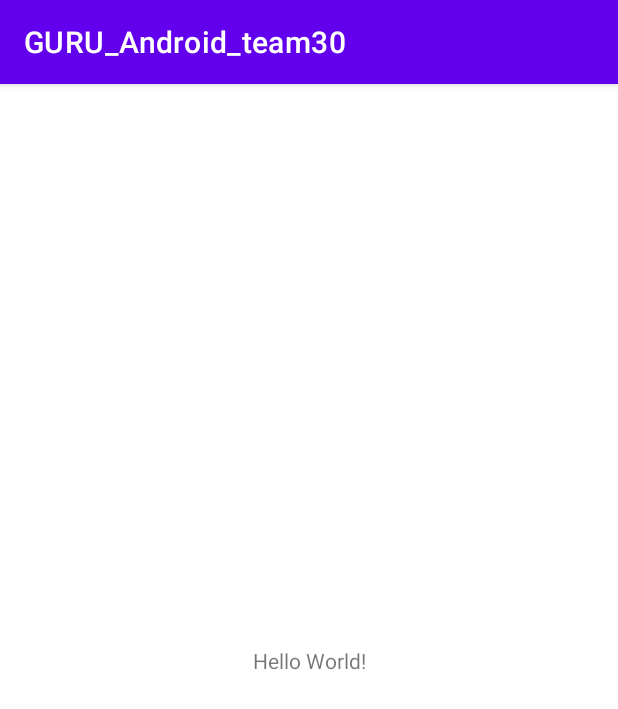
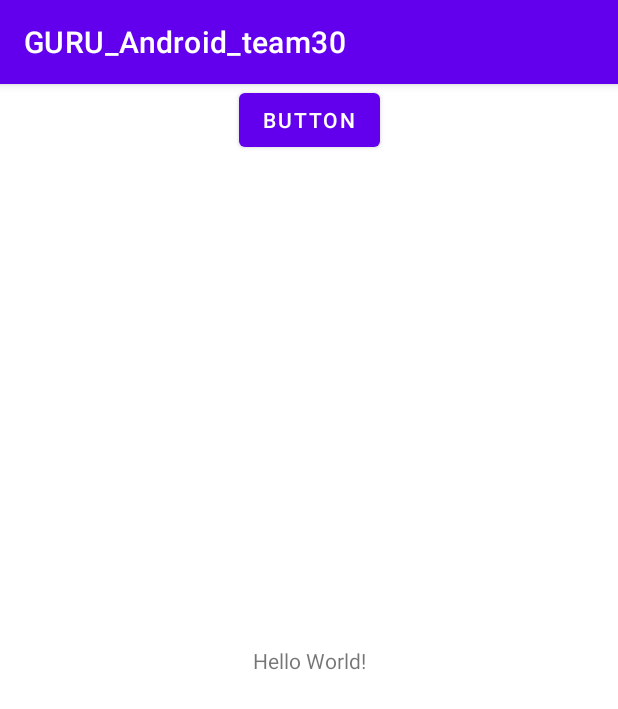
Before and after one commit to eireh001/GURU_Android_team30, an Android app: the screen it shows after launch (MainActivity), on a phone screen of 412 x 824 dp. Shown: the top 709 px of the screen. Run offline under Robolectric (Android 15) with nearby library versions, the phone set to English and light mode, and no system bars.

Commit message:
버튼 추가

```diff
--- a/app/src/main/res/layout/activity_main.xml
+++ b/app/src/main/res/layout/activity_main.xml
@@ -15,4 +15,13 @@
         app:layout_constraintStart_toStartOf="parent"
         app:layout_constraintTop_toTopOf="parent" />
 
+    <Button
+        android:id="@+id/button1"
+        android:layout_width="wrap_content"
+        android:layout_height="wrap_content"
+        android:text="Button"
+        app:layout_constraintEnd_toEndOf="parent"
+        app:layout_constraintStart_toStartOf="parent"
+        tools:layout_editor_absoluteY="559dp" />
+
 </androidx.constraintlayout.widget.ConstraintLayout>
```
